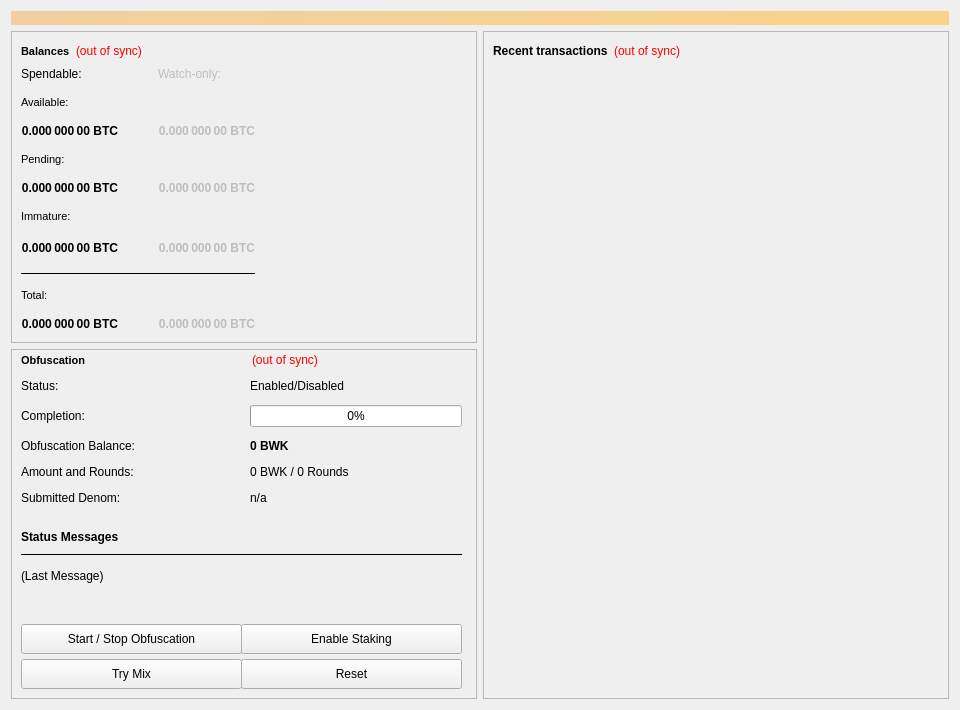
Qt form src/qt/forms/overviewpage.ui (bulwark-crypto/Bulwark) before a commit.
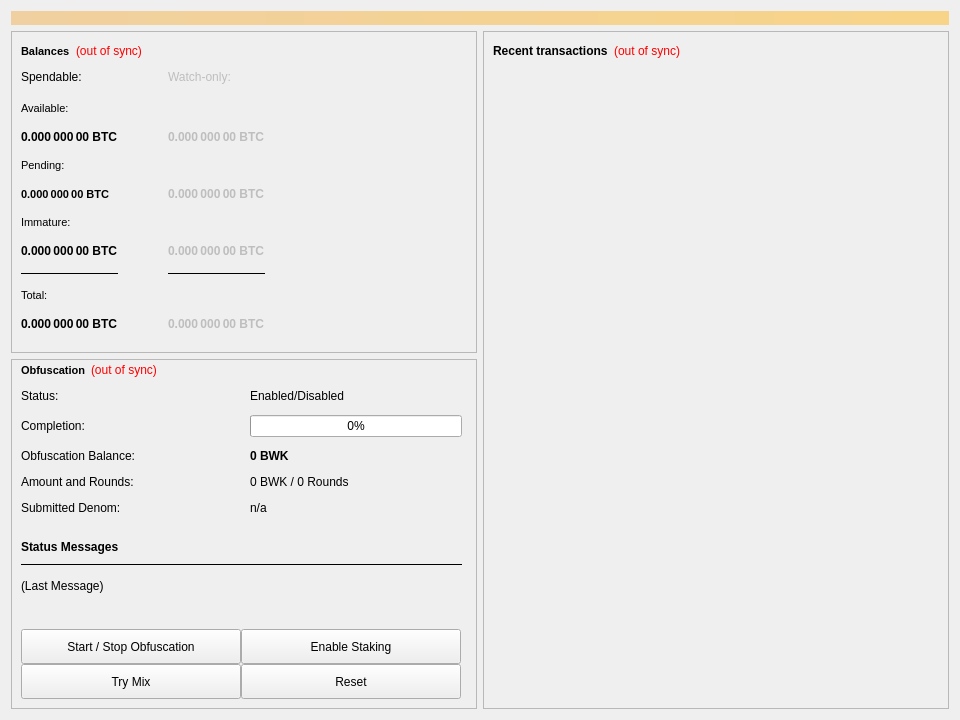
The same form after that commit.

Commit message:
Removes cursor interaction & overview clean up
ff

```diff
--- a/src/qt/forms/overviewpage.ui
+++ b/src/qt/forms/overviewpage.ui
@@ -7,7 +7,7 @@
     <x>0</x>
     <y>0</y>
     <width>960</width>
-    <height>710</height>
+    <height>720</height>
    </rect>
   </property>
   <property name="minimumSize">
@@ -85,9 +85,6 @@
               <property name="text">
                <string notr="true">(out of sync)</string>
               </property>
-              <property name="alignment">
-               <set>Qt::AlignLeading|Qt::AlignLeft|Qt::AlignVCenter</set>
-              </property>
              </widget>
             </item>
             <item>
@@ -97,7 +94,7 @@
               </property>
               <property name="sizeHint" stdset="0">
                <size>
-                <width>40</width>
+                <width>30</width>
                 <height>20</height>
                </size>
               </property>
@@ -107,122 +104,17 @@
           </item>
           <item>
            <layout class="QGridLayout" name="gridLayout">
-            <property name="leftMargin">
-             <number>0</number>
-            </property>
             <property name="horizontalSpacing">
-             <number>40</number>
+             <number>50</number>
             </property>
             <property name="verticalSpacing">
              <number>15</number>
             </property>
-            <item row="8" column="0" colspan="2">
-             <widget class="Line" name="lineSpendableBalance">
-              <property name="enabled">
-               <bool>true</bool>
-              </property>
-              <property name="sizePolicy">
-               <sizepolicy hsizetype="Preferred" vsizetype="Fixed">
-                <horstretch>0</horstretch>
-                <verstretch>0</verstretch>
-               </sizepolicy>
-              </property>
-              <property name="maximumSize">
-               <size>
-                <width>16777215</width>
-                <height>1</height>
-               </size>
-              </property>
-              <property name="frameShadow">
-               <enum>QFrame::Plain</enum>
-              </property>
-              <property name="orientation">
-               <enum>Qt::Horizontal</enum>
-              </property>
-             </widget>
-            </item>
-            <item row="8" column="2">
-             <widget class="Line" name="lineWatchOnlyBalance">
-              <property name="sizePolicy">
-               <sizepolicy hsizetype="Preferred" vsizetype="Fixed">
-                <horstretch>0</horstretch>
-                <verstretch>0</verstretch>
-               </sizepolicy>
-              </property>
-              <property name="maximumSize">
-               <size>
-                <width>16777215</width>
-                <height>1</height>
-               </size>
-              </property>
-              <property name="frameShadow">
-               <enum>QFrame::Plain</enum>
-              </property>
-              <property name="orientation">
-               <enum>Qt::Horizontal</enum>
-              </property>
-             </widget>
-            </item>
             <item row="0" column="0">
              <widget class="QLabel" name="labelSpendable">
               <property name="text">
                <string>Spendable:</string>
               </property>
-              <property name="alignment">
-               <set>Qt::AlignLeading|Qt::AlignLeft|Qt::AlignVCenter</set>
-              </property>
-             </widget>
-            </item>
-            <item row="3" column="0">
-             <widget class="QLabel" name="labelPendingText">
-              <property name="font">
-               <font>
-                <pointsize>8</pointsize>
-                <kerning>true</kerning>
-               </font>
-              </property>
-              <property name="text">
-               <string>Pending:</string>
-              </property>
-             </widget>
-            </item>
-            <item row="5" column="0">
-             <widget class="QLabel" name="labelImmatureText">
-              <property name="font">
-               <font>
-                <pointsize>8</pointsize>
-               </font>
-              </property>
-              <property name="text">
-               <string>Immature:</string>
-              </property>
-             </widget>
-            </item>
-            <item row="6" column="3">
-             <spacer name="horizontalSpacer_2">
-              <property name="orientation">
-               <enum>Qt::Horizontal</enum>
-              </property>
-              <property name="sizeHint" stdset="0">
-               <size>
-                <width>60</width>
-                <height>20</height>
-               </size>
-              </property>
-             </spacer>
-            </item>
-            <item row="1" column="0">
-             <widget class="QLabel" name="labelBalanceText">
-              <property name="font">
-               <font>
-                <pointsize>8</pointsize>
-                <weight>50</weight>
-                <bold>false</bold>
-               </font>
-              </property>
-              <property name="text">
-               <string>Available:</string>
-              </property>
              </widget>
             </item>
             <item row="10" column="0">
@@ -233,32 +125,14 @@
                 <bold>true</bold>
                </font>
               </property>
-              <property name="cursor">
-               <cursorShape>IBeamCursor</cursorShape>
-              </property>
               <property name="toolTip">
                <string>Your current total balance</string>
               </property>
               <property name="text">
                <string notr="true">0.000 000 00 BTC</string>
               </property>
-              <property name="alignment">
-               <set>Qt::AlignLeading|Qt::AlignLeft|Qt::AlignRight|Qt::AlignTrailing|Qt::AlignVCenter</set>
-              </property>
               <property name="textInteractionFlags">
-               <set>Qt::LinksAccessibleByMouse|Qt::TextSelectableByKeyboard|Qt::TextSelectableByMouse</set>
-              </property>
-             </widget>
-            </item>
-            <item row="9" column="0">
-             <widget class="QLabel" name="labelTotalText">
-              <property name="font">
-               <font>
-                <pointsize>8</pointsize>
-               </font>
-              </property>
-              <property name="text">
-               <string>Total:</string>
+               <set>Qt::NoTextInteraction</set>
               </property>
              </widget>
             </item>
@@ -270,20 +144,14 @@
                 <bold>true</bold>
                </font>
               </property>
-              <property name="cursor">
-               <cursorShape>IBeamCursor</cursorShape>
-              </property>
               <property name="toolTip">
                <string>Your current spendable balance</string>
               </property>
               <property name="text">
                <string notr="true">0.000 000 00 BTC</string>
               </property>
-              <property name="alignment">
-               <set>Qt::AlignLeading|Qt::AlignLeft|Qt::AlignRight|Qt::AlignTrailing|Qt::AlignVCenter</set>
-              </property>
               <property name="textInteractionFlags">
-               <set>Qt::LinksAccessibleByMouse|Qt::TextSelectableByKeyboard|Qt::TextSelectableByMouse</set>
+               <set>Qt::NoTextInteraction</set>
               </property>
              </widget>
             </item>
@@ -291,24 +159,19 @@
              <widget class="QLabel" name="labelUnconfirmed">
               <property name="font">
                <font>
+                <pointsize>8</pointsize>
                 <weight>75</weight>
                 <bold>true</bold>
                </font>
               </property>
-              <property name="cursor">
-               <cursorShape>IBeamCursor</cursorShape>
-              </property>
               <property name="toolTip">
                <string>Total of transactions that have yet to be confirmed, and do not yet count toward the spendable balance</string>
               </property>
               <property name="text">
                <string notr="true">0.000 000 00 BTC</string>
               </property>
-              <property name="alignment">
-               <set>Qt::AlignLeading|Qt::AlignLeft|Qt::AlignRight|Qt::AlignTrailing|Qt::AlignVCenter</set>
-              </property>
               <property name="textInteractionFlags">
-               <set>Qt::LinksAccessibleByMouse|Qt::TextSelectableByKeyboard|Qt::TextSelectableByMouse</set>
+               <set>Qt::NoTextInteraction</set>
               </property>
              </widget>
             </item>
@@ -323,20 +186,14 @@
                 <bold>true</bold>
                </font>
               </property>
-              <property name="cursor">
-               <cursorShape>IBeamCursor</cursorShape>
-              </property>
               <property name="toolTip">
                <string>Unconfirmed transactions to watch-only addresses</string>
               </property>
               <property name="text">
                <string notr="true">0.000 000 00 BTC</string>
               </property>
-              <property name="alignment">
-               <set>Qt::AlignLeading|Qt::AlignLeft|Qt::AlignRight|Qt::AlignTrailing|Qt::AlignVCenter</set>
-              </property>
               <property name="textInteractionFlags">
-               <set>Qt::LinksAccessibleByMouse|Qt::TextSelectableByKeyboard|Qt::TextSelectableByMouse</set>
+               <set>Qt::NoTextInteraction</set>
               </property>
              </widget>
             </item>
@@ -348,9 +205,6 @@
               <property name="text">
                <string>Watch-only:</string>
               </property>
-              <property name="alignment">
-               <set>Qt::AlignLeading|Qt::AlignLeft|Qt::AlignVCenter</set>
-              </property>
              </widget>
             </item>
             <item row="6" column="0">
@@ -361,20 +215,17 @@
                 <bold>true</bold>
                </font>
               </property>
-              <property name="cursor">
-               <cursorShape>IBeamCursor</cursorShape>
-              </property>
               <property name="toolTip">
                <string>Staked or masternode rewards that has not yet matured</string>
               </property>
+              <property name="layoutDirection">
+               <enum>Qt::LeftToRight</enum>
+              </property>
               <property name="text">
                <string notr="true">0.000 000 00 BTC</string>
               </property>
-              <property name="alignment">
-               <set>Qt::AlignLeading|Qt::AlignLeft|Qt::AlignRight|Qt::AlignTrailing|Qt::AlignVCenter</set>
-              </property>
               <property name="textInteractionFlags">
-               <set>Qt::LinksAccessibleByMouse|Qt::TextSelectableByKeyboard|Qt::TextSelectableByMouse</set>
+               <set>Qt::NoTextInteraction</set>
               </property>
              </widget>
             </item>
@@ -389,20 +240,14 @@
                 <bold>true</bold>
                </font>
               </property>
-              <property name="cursor">
-               <cursorShape>IBeamCursor</cursorShape>
-              </property>
               <property name="toolTip">
                <string>Current total balance in watch-only addresses</string>
               </property>
               <property name="text">
                <string notr="true">0.000 000 00 BTC</string>
               </property>
-              <property name="alignment">
-               <set>Qt::AlignLeading|Qt::AlignLeft|Qt::AlignRight|Qt::AlignTrailing|Qt::AlignVCenter</set>
-              </property>
               <property name="textInteractionFlags">
-               <set>Qt::LinksAccessibleByMouse|Qt::TextSelectableByKeyboard|Qt::TextSelectableByMouse</set>
+               <set>Qt::NoTextInteraction</set>
               </property>
              </widget>
             </item>
@@ -417,23 +262,83 @@
                 <bold>true</bold>
                </font>
               </property>
-              <property name="cursor">
-               <cursorShape>IBeamCursor</cursorShape>
-              </property>
               <property name="toolTip">
                <string>Staked or masternode rewards in watch-only addresses that has not yet matured</string>
               </property>
               <property name="text">
                <string notr="true">0.000 000 00 BTC</string>
               </property>
-              <property name="alignment">
-               <set>Qt::AlignLeading|Qt::AlignLeft|Qt::AlignRight|Qt::AlignTrailing|Qt::AlignVCenter</set>
-              </property>
               <property name="textInteractionFlags">
-               <set>Qt::LinksAccessibleByMouse|Qt::TextSelectableByKeyboard|Qt::TextSelectableByMouse</set>
+               <set>Qt::NoTextInteraction</set>
               </property>
              </widget>
             </item>
+            <item row="8" column="0">
+             <widget class="Line" name="lineSpendableBalance">
+              <property name="enabled">
+               <bool>true</bool>
+              </property>
+              <property name="sizePolicy">
+               <sizepolicy hsizetype="Preferred" vsizetype="Fixed">
+                <horstretch>0</horstretch>
+                <verstretch>0</verstretch>
+               </sizepolicy>
+              </property>
+              <property name="maximumSize">
+               <size>
+                <width>16777215</width>
+                <height>1</height>
+               </size>
+              </property>
+              <property name="frameShadow">
+               <enum>QFrame::Plain</enum>
+              </property>
+              <property name="orientation">
+               <enum>Qt::Horizontal</enum>
+              </property>
+             </widget>
+            </item>
+            <item row="8" column="1">
+             <widget class="Line" name="lineWatchOnlyBalance">
+              <property name="enabled">
+               <bool>true</bool>
+              </property>
+              <property name="sizePolicy">
+               <sizepolicy hsizetype="Preferred" vsizetype="Fixed">
+                <horstretch>0</horstretch>
+                <verstretch>0</verstretch>
+               </sizepolicy>
+              </property>
+              <property name="maximumSize">
+               <size>
+                <width>16777215</width>
+                <height>1</height>
+               </size>
+              </property>
+              <property name="frameShadow">
+               <enum>QFrame::Plain</enum>
+              </property>
+              <property name="orientation">
+               <enum>Qt::Horizontal</enum>
+              </property>
+             </widget>
+            </item>
+            <item row="0" column="2">
+             <spacer name="horizontalSpacer_2">
+              <property name="orientation">
+               <enum>Qt::Horizontal</enum>
+              </property>
+              <property name="sizeType">
+               <enum>QSizePolicy::Expanding</enum>
+              </property>
+              <property name="sizeHint" stdset="0">
+               <size>
+                <width>30</width>
+                <height>20</height>
+               </size>
+              </property>
+             </spacer>
+            </item>
             <item row="2" column="1">
              <widget class="QLabel" name="labelWatchAvailable">
               <property name="enabled">
@@ -445,20 +350,65 @@
                 <bold>true</bold>
                </font>
               </property>
-              <property name="cursor">
-               <cursorShape>IBeamCursor</cursorShape>
-              </property>
               <property name="toolTip">
                <string>Your current balance in watch-only addresses</string>
               </property>
               <property name="text">
                <string notr="true">0.000 000 00 BTC</string>
               </property>
-              <property name="alignment">
-               <set>Qt::AlignLeading|Qt::AlignLeft|Qt::AlignRight|Qt::AlignTrailing|Qt::AlignVCenter</set>
-              </property>
               <property name="textInteractionFlags">
-               <set>Qt::LinksAccessibleByMouse|Qt::TextSelectableByKeyboard|Qt::TextSelectableByMouse</set>
+               <set>Qt::NoTextInteraction</set>
+              </property>
+             </widget>
+            </item>
+            <item row="3" column="0" colspan="3">
+             <widget class="QLabel" name="labelPendingText">
+              <property name="font">
+               <font>
+                <pointsize>8</pointsize>
+                <kerning>true</kerning>
+               </font>
+              </property>
+              <property name="text">
+               <string>Pending:</string>
+              </property>
+             </widget>
+            </item>
+            <item row="1" column="0" colspan="3">
+             <widget class="QLabel" name="labelBalanceText">
+              <property name="font">
+               <font>
+                <pointsize>8</pointsize>
+                <weight>50</weight>
+                <bold>false</bold>
+               </font>
+              </property>
+              <property name="text">
+               <string>Available:</string>
+              </property>
+             </widget>
+            </item>
+            <item row="5" column="0" colspan="3">
+             <widget class="QLabel" name="labelImmatureText">
+              <property name="font">
+               <font>
+                <pointsize>8</pointsize>
+               </font>
+              </property>
+              <property name="text">
+               <string>Immature:</string>
+              </property>
+             </widget>
+            </item>
+            <item row="9" column="0" colspan="3">
+             <widget class="QLabel" name="labelTotalText">
+              <property name="font">
+               <font>
+                <pointsize>8</pointsize>
+               </font>
+              </property>
+              <property name="text">
+               <string>Total:</string>
               </property>
              </widget>
             </item>
@@ -506,7 +456,7 @@
             <x>10</x>
             <y>30</y>
             <width>441</width>
-            <height>131</height>
+            <height>135</height>
            </rect>
           </property>
           <layout class="QFormLayout" name="obfuscationStatusLayout">
@@ -532,6 +482,19 @@
              </property>
             </widget>
            </item>
+           <item row="0" column="1">
+            <widget class="QLabel" name="obfuscationEnabled">
+             <property name="font">
+              <font>
+               <weight>50</weight>
+               <bold>false</bold>
+              </font>
+             </property>
+             <property name="text">
+              <string>Enabled/Disabled</string>
+             </property>
+            </widget>
+           </item>
            <item row="1" column="0">
             <widget class="QLabel" name="label_7">
              <property name="font">
@@ -543,6 +506,9 @@
              <property name="text">
               <string>Completion:</string>
              </property>
+             <property name="alignment">
+              <set>Qt::AlignLeading|Qt::AlignLeft|Qt::AlignVCenter</set>
+             </property>
             </widget>
            </item>
            <item row="1" column="1">
@@ -660,19 +626,6 @@
              </property>
             </widget>
            </item>
-           <item row="0" column="1">
-            <widget class="QLabel" name="obfuscationEnabled">
-             <property name="font">
-              <font>
-               <weight>50</weight>
-               <bold>false</bold>
-              </font>
-             </property>
-             <property name="text">
-              <string>Enabled/Disabled</string>
-             </property>
-            </widget>
-           </item>
           </layout>
          </widget>
          <widget class="QPushButton" name="runAutoDenom">
@@ -1116,9 +1069,9 @@
           <property name="geometry">
            <rect>
             <x>10</x>
-            <y>275</y>
-            <width>221</width>
-            <height>30</height>
+            <y>270</y>
+            <width>220</width>
+            <height>35</height>
            </rect>
           </property>
           <property name="sizePolicy">
@@ -1179,9 +1132,9 @@
           <property name="geometry">
            <rect>
             <x>10</x>
-            <y>310</y>
-            <width>221</width>
-            <height>30</height>
+            <y>305</y>
+            <width>220</width>
+            <height>35</height>
            </rect>
           </property>
           <property name="sizePolicy">
@@ -1201,9 +1154,9 @@
           <property name="geometry">
            <rect>
             <x>230</x>
-            <y>310</y>
-            <width>221</width>
-            <height>30</height>
+            <y>305</y>
+            <width>220</width>
+            <height>35</height>
            </rect>
           </property>
           <property name="sizePolicy">
@@ -1245,9 +1198,9 @@
           <property name="geometry">
            <rect>
             <x>230</x>
-            <y>275</y>
-            <width>221</width>
-            <height>30</height>
+            <y>270</y>
+            <width>220</width>
+            <height>35</height>
            </rect>
           </property>
           <property name="sizePolicy">
@@ -1287,22 +1240,6 @@
              </property>
             </widget>
            </item>
-           <item>
-            <spacer name="horizontalSpacer_4">
-             <property name="orientation">
-              <enum>Qt::Horizontal</enum>
-             </property>
-             <property name="sizeType">
-              <enum>QSizePolicy::Maximum</enum>
-             </property>
-             <property name="sizeHint" stdset="0">
-              <size>
-               <width>16</width>
-               <height>20</height>
-              </size>
-             </property>
-            </spacer>
-           </item>
            <item>
             <widget class="QLabel" name="labelObfuscationSyncStatus">
              <property name="font">
@@ -1327,6 +1264,22 @@
              </property>
             </widget>
            </item>
+           <item>
+            <spacer name="horizontalSpacer_4">
+             <property name="orientation">
+              <enum>Qt::Horizontal</enum>
+             </property>
+             <property name="sizeType">
+              <enum>QSizePolicy::Expanding</enum>
+             </property>
+             <property name="sizeHint" stdset="0">
+              <size>
+               <width>30</width>
+               <height>20</height>
+              </size>
+             </property>
+            </spacer>
+           </item>
           </layout>
          </widget>
         </widget>
@@ -1400,7 +1353,7 @@
               </property>
               <property name="sizeHint" stdset="0">
                <size>
-                <width>40</width>
+                <width>30</width>
                 <height>20</height>
                </size>
               </property>
```
The commit also changes 1 other file.
